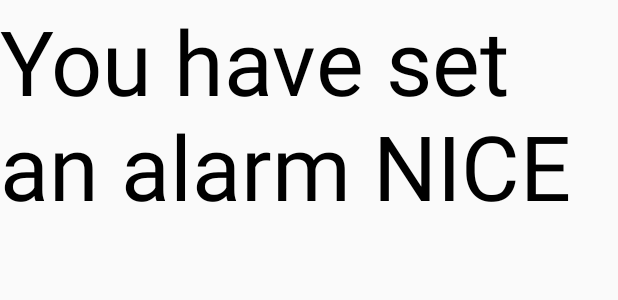
After one commit to mehnazTara/AlarmClock, an Android app: the layout notification_layout.xml on its own in the app's theme, with its tools: preview values and no code run, on a phone screen of 412 x 824 dp. The commit adds this screen. Shown: the top 300 px of the screen. Run offline under Robolectric (Android 15) with nearby library versions, the phone set to English and light mode, and no system bars.

Commit message:
Added Notification on ring, added ringtone
dismiss and snooze buttons have not been implemented yet! Hang tight!
Notification stuff is in AlarmReciever. Java Ringtone stuff is in
RingtonePlayingService.Java

```diff
--- a/app/build.gradle
+++ b/app/build.gradle
@@ -5,7 +5,7 @@ android {
     buildToolsVersion "25.0.2"
     defaultConfig {
         applicationId "com.example.madel.seng403"
-        minSdkVersion 25
+        minSdkVersion 22
         targetSdkVersion 25
         versionCode 1
         versionName "1.0"
--- a/app/src/main/java/com/example/madel/seng403/AlarmListFragment.java
+++ b/app/src/main/java/com/example/madel/seng403/AlarmListFragment.java
@@ -164,7 +164,7 @@ public class AlarmListFragment extends Fragment {
     }
 
     /**
-     * This interface must be implemented by activities that contain this
+     * This in'terface must be implemented by activities that contain this
      * fragment to allow an interaction in this fragment to be communicated
      * to the activity and potentially other fragments contained in that
      * activity.
--- a/app/src/main/java/com/example/madel/seng403/MainActivity.java
+++ b/app/src/main/java/com/example/madel/seng403/MainActivity.java
@@ -26,4 +26,8 @@ public class MainActivity extends AppCompatActivity implements MainFragment.OnFr
         // Do nothing (required to use sliding fragments)
     }
 
+
+
+
+
 }
--- a/app/src/main/java/com/example/madel/seng403/MainFragment.java
+++ b/app/src/main/java/com/example/madel/seng403/MainFragment.java
@@ -106,4 +106,8 @@ public class MainFragment extends Fragment {
         // TODO: Update argument type and name
         void onFragmentInteraction(Uri uri);
     }
+
+
+
+
 }
--- /dev/null
+++ b/app/src/main/res/layout/notification_layout.xml
@@ -0,0 +1,15 @@
+<?xml version="1.0" encoding="utf-8"?>
+<LinearLayout xmlns:android="http://schemas.android.com/apk/res/android"
+    android:layout_width="match_parent"
+    android:layout_height="match_parent">
+
+
+    <TextView
+        android:text="You have set an alarm NICE"
+        android:textSize="60sp"
+        android:layout_width="wrap_content"
+        android:textColor="@color/black"
+        android:layout_height="wrap_content"
+        android:id="@+id/textView"
+        android:layout_weight="1" />
+</LinearLayout>
```
Also changed, not shown: app/src/main/AndroidManifest.xml (+12 -0 lines), app/src/main/java/com/example/madel/seng403/AlarmReceiver.java (+89 -16 lines), app/src/main/java/com/example/madel/seng403/NotificationActivity.java (added, +19 -0 lines), app/src/main/java/com/example/madel/seng403/RingtonePlayingService.java (added, +101 -0 lines), app/src/main/res/mipmap-hdpi/notify_icon.png (added), app/src/main/res/mipmap-hdpi/snooze_icon.png (added), app/src/main/res/mipmap-hdpi/xicon.png (added), 1 other file.
